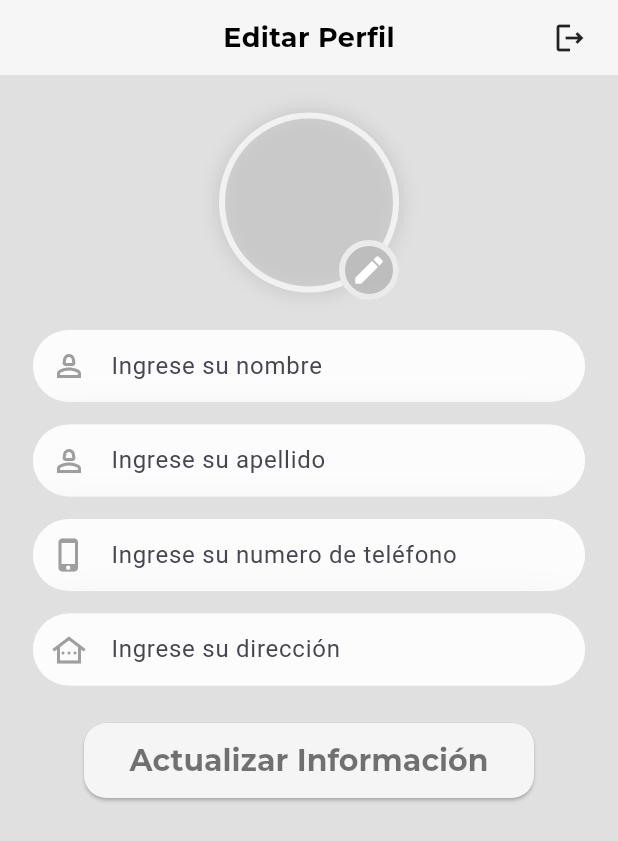
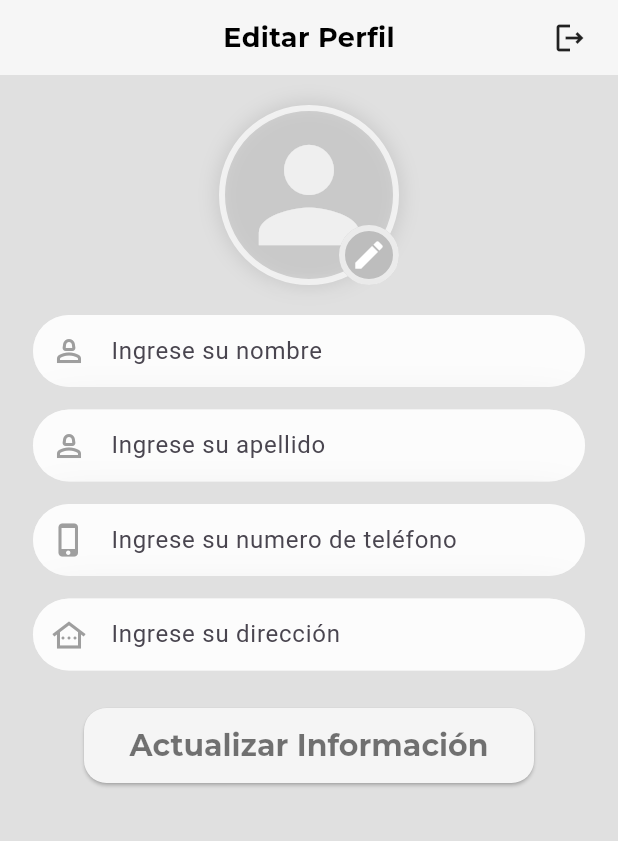
Before and after one commit to Paoli99/PawControl, a Flutter app: the Profile screen opened directly, on a phone screen of 412 x 824 dp. Shown: the top 841 px of the screen. Run offline on Flutter 3.47's test engine with Material 3 defaults, Android fonts, the phone set to English and light mode, and no system bars; our stand-ins replace another_flushbar, cloud_firestore, firebase_auth, firebase_core, firebase_storage, font_awesome_flutter and 2 more; accounts and stored records are empty.

Commit message:
user can now upload and update their profile picture

```diff
--- a/lib/screens/home/profile.dart
+++ b/lib/screens/home/profile.dart
@@ -1,4 +1,4 @@
-// ignore_for_file: prefer_const_constructors, use_build_context_synchronously
+// ignore_for_file: prefer_const_constructors, use_build_context_synchronously, unnecessary_null_comparison
 
 import 'package:firebase_auth/firebase_auth.dart';
 import 'package:flutter/cupertino.dart';
@@ -12,6 +12,7 @@ import 'package:pawcontrol/constants/textInputFields.dart';
 import 'package:pawcontrol/firebase/firebase_firestore/getUserInfo.dart';
 import 'package:pawcontrol/screens/auth_ui/login/login.dart';
 import 'package:pawcontrol/widgets/primary_buttons/primary_button.dart';
+import 'package:pawcontrol/firebase/firebase_auth/firebase_auth.dart';
 
 class Profile extends StatefulWidget {
   final int index;
@@ -30,32 +31,38 @@ class _ProfileState extends State<Profile> {
 
   late User currentUser; // Variable para almacenar el usuario actual
 
+  String imageUrl = "";
    @override
   void initState() {
     super.initState();
-    // Llama a la función para obtener la información del usuario al inicio
+    FirebaseAuth.instance.authStateChanges().listen((User? user) {
+      if (user != null) {
         getUserInfo();
+      } else {
+
+      }
+      });
+      }
+
+      void setImageUrl(String url) {
+        setState(() {
+          imageUrl = url;
+        });
       }
 
       Future<void> getUserInfo() async {
         try {
-      // Verifica si el usuario está autenticado
           User? user = FirebaseAuth.instance.currentUser;
           if (user != null) {
-        // Crea una instancia de GetUserInfo y llama a getUserData
             GetUserInfo getUserInfoInstance = GetUserInfo(userId: user.uid);
             Map<String, dynamic> userInfo = await getUserInfoInstance.getUserData();
-        print('Usuario ID: ${user.uid}');
-        print('Información del usuario: $userInfo');
-        // Actualiza los controladores de texto con la información del usuario
             setState(() {
               firstName.text = userInfo['firstName'] ?? '';
               lastName.text = userInfo['lastName'] ?? '';
               phone.text = userInfo['phone'] ?? '';
               address.text = userInfo['address'] ?? '';
-          print('userInfo: $userInfo'); // Agrega este print para verificar el contenido de userInfo
+              imageUrl = userInfo['imageUrl'] ?? ''; // Agrega la URL de la imagen si está disponible
             });
-
           } else {
             print('Usuario no autenticado');
           }
@@ -63,7 +70,6 @@ class _ProfileState extends State<Profile> {
           print('Error al obtener información del usuario: $e');
         }
       }
-
   @override
   Widget build(BuildContext context) {
     return SafeArea(
@@ -115,7 +121,7 @@ class _ProfileState extends State<Profile> {
                 children: [
                   Container(
                   width: 120,
-                      height: 130,
+                  height: 120,
                   decoration: BoxDecoration(
                     border: Border.all(width: 4, color: Colors.white70),
                     boxShadow: [
@@ -126,6 +132,20 @@ class _ProfileState extends State<Profile> {
                       )
                     ],
                     shape: BoxShape.circle,
+                  ),
+                    child: ClipOval(
+                      child: imageUrl.isNotEmpty
+                        ? Image.network(
+                            imageUrl,
+                            width: 120,
+                            height: 120,
+                            fit: BoxFit.cover,
+                          )
+                        : Icon(
+                            Icons.person, // Icono de persona
+                            size: 100, // Tamaño del ícono
+                            color: ColorsApp.white70, // Color del ícono
+                          ),
                     ),
                   ),
                   Positioned(
@@ -148,12 +168,16 @@ class _ProfileState extends State<Profile> {
                           Icons.edit,
                           color: ColorsApp.white,
                         ),
-                          onPressed: () {  },
+                        onPressed: () {
+                          FirebaseAuthenticator firebaseAuthenticator = FirebaseAuthenticator();
+                          firebaseAuthenticator.pickUpLoadImage(setImageUrl);
+                        },
                       ),
                     ),
                   ),
                 ],
               ),
+
 
                 SizedBox(
                   height: 20.0,
```
Also changed, not shown: lib/firebase/firebase_auth/firebase_auth.dart (+20 -0 lines), lib/firebase/firebase_firestore/getUserInfo.dart (+6 -4 lines). Lines whose indentation alone changed are shown as unchanged.
